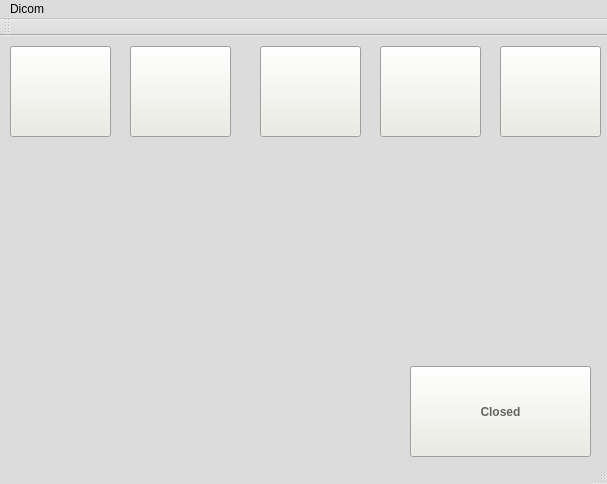
First picture: the form in qt_icon_code/mainwindow.ui, repository lion037osx/qtIcons, before the edit.
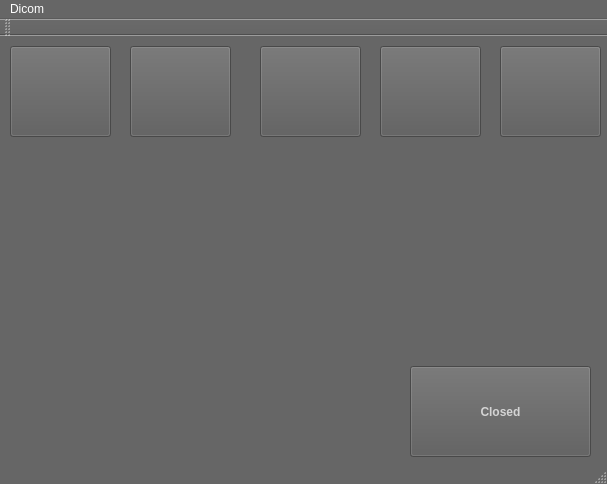
Second picture: the form after the edit. Icons and pictures are not drawn.

```diff
--- a/qt_icon_code/mainwindow.ui
+++ b/qt_icon_code/mainwindow.ui
@@ -13,91 +13,415 @@
   <property name="palette">
    <palette>
     <active>
+     <colorrole role="WindowText">
+      <brush brushstyle="SolidPattern">
+       <color alpha="255">
+        <red>255</red>
+        <green>255</green>
+        <blue>255</blue>
+       </color>
+      </brush>
+     </colorrole>
      <colorrole role="Button">
       <brush brushstyle="SolidPattern">
        <color alpha="255">
-        <red>236</red>
-        <green>236</green>
-        <blue>227</blue>
+        <red>90</red>
+        <green>90</green>
+        <blue>90</blue>
+       </color>
+      </brush>
+     </colorrole>
+     <colorrole role="Light">
+      <brush brushstyle="SolidPattern">
+       <color alpha="255">
+        <red>153</red>
+        <green>153</green>
+        <blue>153</blue>
+       </color>
+      </brush>
+     </colorrole>
+     <colorrole role="Midlight">
+      <brush brushstyle="SolidPattern">
+       <color alpha="255">
+        <red>127</red>
+        <green>127</green>
+        <blue>127</blue>
+       </color>
+      </brush>
+     </colorrole>
+     <colorrole role="Dark">
+      <brush brushstyle="SolidPattern">
+       <color alpha="255">
+        <red>51</red>
+        <green>51</green>
+        <blue>51</blue>
+       </color>
+      </brush>
+     </colorrole>
+     <colorrole role="Mid">
+      <brush brushstyle="SolidPattern">
+       <color alpha="255">
+        <red>68</red>
+        <green>68</green>
+        <blue>68</blue>
+       </color>
+      </brush>
+     </colorrole>
+     <colorrole role="Text">
+      <brush brushstyle="SolidPattern">
+       <color alpha="255">
+        <red>255</red>
+        <green>255</green>
+        <blue>255</blue>
+       </color>
+      </brush>
+     </colorrole>
+     <colorrole role="BrightText">
+      <brush brushstyle="SolidPattern">
+       <color alpha="255">
+        <red>255</red>
+        <green>255</green>
+        <blue>255</blue>
+       </color>
+      </brush>
+     </colorrole>
+     <colorrole role="ButtonText">
+      <brush brushstyle="SolidPattern">
+       <color alpha="255">
+        <red>255</red>
+        <green>255</green>
+        <blue>255</blue>
        </color>
       </brush>
      </colorrole>
      <colorrole role="Base">
       <brush brushstyle="SolidPattern">
        <color alpha="255">
-        <red>255</red>
-        <green>255</green>
-        <blue>255</blue>
+        <red>0</red>
+        <green>0</green>
+        <blue>0</blue>
        </color>
       </brush>
      </colorrole>
      <colorrole role="Window">
       <brush brushstyle="SolidPattern">
        <color alpha="255">
-        <red>220</red>
-        <green>220</green>
+        <red>102</red>
+        <green>102</green>
+        <blue>102</blue>
+       </color>
+      </brush>
+     </colorrole>
+     <colorrole role="Shadow">
+      <brush brushstyle="SolidPattern">
+       <color alpha="255">
+        <red>0</red>
+        <green>0</green>
+        <blue>0</blue>
+       </color>
+      </brush>
+     </colorrole>
+     <colorrole role="AlternateBase">
+      <brush brushstyle="SolidPattern">
+       <color alpha="255">
+        <red>51</red>
+        <green>51</green>
+        <blue>51</blue>
+       </color>
+      </brush>
+     </colorrole>
+     <colorrole role="ToolTipBase">
+      <brush brushstyle="SolidPattern">
+       <color alpha="255">
+        <red>255</red>
+        <green>255</green>
         <blue>220</blue>
        </color>
       </brush>
      </colorrole>
+     <colorrole role="ToolTipText">
+      <brush brushstyle="SolidPattern">
+       <color alpha="255">
+        <red>0</red>
+        <green>0</green>
+        <blue>0</blue>
+       </color>
+      </brush>
+     </colorrole>
     </active>
     <inactive>
+     <colorrole role="WindowText">
+      <brush brushstyle="SolidPattern">
+       <color alpha="255">
+        <red>255</red>
+        <green>255</green>
+        <blue>255</blue>
+       </color>
+      </brush>
+     </colorrole>
      <colorrole role="Button">
       <brush brushstyle="SolidPattern">
        <color alpha="255">
-        <red>236</red>
-        <green>236</green>
-        <blue>227</blue>
+        <red>90</red>
+        <green>90</green>
+        <blue>90</blue>
+       </color>
+      </brush>
+     </colorrole>
+     <colorrole role="Light">
+      <brush brushstyle="SolidPattern">
+       <color alpha="255">
+        <red>153</red>
+        <green>153</green>
+        <blue>153</blue>
+       </color>
+      </brush>
+     </colorrole>
+     <colorrole role="Midlight">
+      <brush brushstyle="SolidPattern">
+       <color alpha="255">
+        <red>127</red>
+        <green>127</green>
+        <blue>127</blue>
+       </color>
+      </brush>
+     </colorrole>
+     <colorrole role="Dark">
+      <brush brushstyle="SolidPattern">
+       <color alpha="255">
+        <red>51</red>
+        <green>51</green>
+        <blue>51</blue>
+       </color>
+      </brush>
+     </colorrole>
+     <colorrole role="Mid">
+      <brush brushstyle="SolidPattern">
+       <color alpha="255">
+        <red>68</red>
+        <green>68</green>
+        <blue>68</blue>
+       </color>
+      </brush>
+     </colorrole>
+     <colorrole role="Text">
+      <brush brushstyle="SolidPattern">
+       <color alpha="255">
+        <red>255</red>
+        <green>255</green>
+        <blue>255</blue>
+       </color>
+      </brush>
+     </colorrole>
+     <colorrole role="BrightText">
+      <brush brushstyle="SolidPattern">
+       <color alpha="255">
+        <red>255</red>
+        <green>255</green>
+        <blue>255</blue>
+       </color>
+      </brush>
+     </colorrole>
+     <colorrole role="ButtonText">
+      <brush brushstyle="SolidPattern">
+       <color alpha="255">
+        <red>255</red>
+        <green>255</green>
+        <blue>255</blue>
        </color>
       </brush>
      </colorrole>
      <colorrole role="Base">
       <brush brushstyle="SolidPattern">
        <color alpha="255">
-        <red>255</red>
-        <green>255</green>
-        <blue>255</blue>
+        <red>0</red>
+        <green>0</green>
+        <blue>0</blue>
        </color>
       </brush>
      </colorrole>
      <colorrole role="Window">
       <brush brushstyle="SolidPattern">
        <color alpha="255">
-        <red>220</red>
-        <green>220</green>
+        <red>102</red>
+        <green>102</green>
+        <blue>102</blue>
+       </color>
+      </brush>
+     </colorrole>
+     <colorrole role="Shadow">
+      <brush brushstyle="SolidPattern">
+       <color alpha="255">
+        <red>0</red>
+        <green>0</green>
+        <blue>0</blue>
+       </color>
+      </brush>
+     </colorrole>
+     <colorrole role="AlternateBase">
+      <brush brushstyle="SolidPattern">
+       <color alpha="255">
+        <red>51</red>
+        <green>51</green>
+        <blue>51</blue>
+       </color>
+      </brush>
+     </colorrole>
+     <colorrole role="ToolTipBase">
+      <brush brushstyle="SolidPattern">
+       <color alpha="255">
+        <red>255</red>
+        <green>255</green>
         <blue>220</blue>
        </color>
       </brush>
      </colorrole>
+     <colorrole role="ToolTipText">
+      <brush brushstyle="SolidPattern">
+       <color alpha="255">
+        <red>0</red>
+        <green>0</green>
+        <blue>0</blue>
+       </color>
+      </brush>
+     </colorrole>
     </inactive>
     <disabled>
+     <colorrole role="WindowText">
+      <brush brushstyle="SolidPattern">
+       <color alpha="255">
+        <red>51</red>
+        <green>51</green>
+        <blue>51</blue>
+       </color>
+      </brush>
+     </colorrole>
      <colorrole role="Button">
       <brush brushstyle="SolidPattern">
        <color alpha="255">
-        <red>236</red>
-        <green>236</green>
-        <blue>227</blue>
+        <red>90</red>
+        <green>90</green>
+        <blue>90</blue>
+       </color>
+      </brush>
+     </colorrole>
+     <colorrole role="Light">
+      <brush brushstyle="SolidPattern">
+       <color alpha="255">
+        <red>153</red>
+        <green>153</green>
+        <blue>153</blue>
+       </color>
+      </brush>
+     </colorrole>
+     <colorrole role="Midlight">
+      <brush brushstyle="SolidPattern">
+       <color alpha="255">
+        <red>127</red>
+        <green>127</green>
+        <blue>127</blue>
+       </color>
+      </brush>
+     </colorrole>
+     <colorrole role="Dark">
+      <brush brushstyle="SolidPattern">
+       <color alpha="255">
+        <red>51</red>
+        <green>51</green>
+        <blue>51</blue>
+       </color>
+      </brush>
+     </colorrole>
+     <colorrole role="Mid">
+      <brush brushstyle="SolidPattern">
+       <color alpha="255">
+        <red>68</red>
+        <green>68</green>
+        <blue>68</blue>
+       </color>
+      </brush>
+     </colorrole>
+     <colorrole role="Text">
+      <brush brushstyle="SolidPattern">
+       <color alpha="255">
+        <red>51</red>
+        <green>51</green>
+        <blue>51</blue>
+       </color>
+      </brush>
+     </colorrole>
+     <colorrole role="BrightText">
+      <brush brushstyle="SolidPattern">
+       <color alpha="255">
+        <red>255</red>
+        <green>255</green>
+        <blue>255</blue>
+       </color>
+      </brush>
+     </colorrole>
+     <colorrole role="ButtonText">
+      <brush brushstyle="SolidPattern">
+       <color alpha="255">
+        <red>51</red>
+        <green>51</green>
+        <blue>51</blue>
        </color>
       </brush>
      </colorrole>
      <colorrole role="Base">
       <brush brushstyle="SolidPattern">
        <color alpha="255">
-        <red>220</red>
-        <green>220</green>
-        <blue>220</blue>
+        <red>102</red>
+        <green>102</green>
+        <blue>102</blue>
        </color>
       </brush>
      </colorrole>
      <colorrole role="Window">
       <brush brushstyle="SolidPattern">
        <color alpha="255">
-        <red>220</red>
-        <green>220</green>
+        <red>102</red>
+        <green>102</green>
+        <blue>102</blue>
+       </color>
+      </brush>
+     </colorrole>
+     <colorrole role="Shadow">
+      <brush brushstyle="SolidPattern">
+       <color alpha="255">
+        <red>0</red>
+        <green>0</green>
+        <blue>0</blue>
+       </color>
+      </brush>
+     </colorrole>
+     <colorrole role="AlternateBase">
+      <brush brushstyle="SolidPattern">
+       <color alpha="255">
+        <red>102</red>
+        <green>102</green>
+        <blue>102</blue>
+       </color>
+      </brush>
+     </colorrole>
+     <colorrole role="ToolTipBase">
+      <brush brushstyle="SolidPattern">
+       <color alpha="255">
+        <red>255</red>
+        <green>255</green>
         <blue>220</blue>
        </color>
       </brush>
      </colorrole>
+     <colorrole role="ToolTipText">
+      <brush brushstyle="SolidPattern">
+       <color alpha="255">
+        <red>0</red>
+        <green>0</green>
+        <blue>0</blue>
+       </color>
+      </brush>
+     </colorrole>
     </disabled>
    </palette>
   </property>
@@ -126,9 +450,9 @@
        <colorrole role="ButtonText">
         <brush brushstyle="SolidPattern">
          <color alpha="255">
-          <red>100</red>
-          <green>100</green>
-          <blue>100</blue>
+          <red>212</red>
+          <green>212</green>
+          <blue>212</blue>
          </color>
         </brush>
        </colorrole>
@@ -137,9 +461,9 @@
        <colorrole role="ButtonText">
         <brush brushstyle="SolidPattern">
          <color alpha="255">
-          <red>100</red>
-          <green>100</green>
-          <blue>100</blue>
+          <red>212</red>
+          <green>212</green>
+          <blue>212</blue>
          </color>
         </brush>
        </colorrole>
```
Left out of the diff: 2 changed lines with no effect on the pictures.
